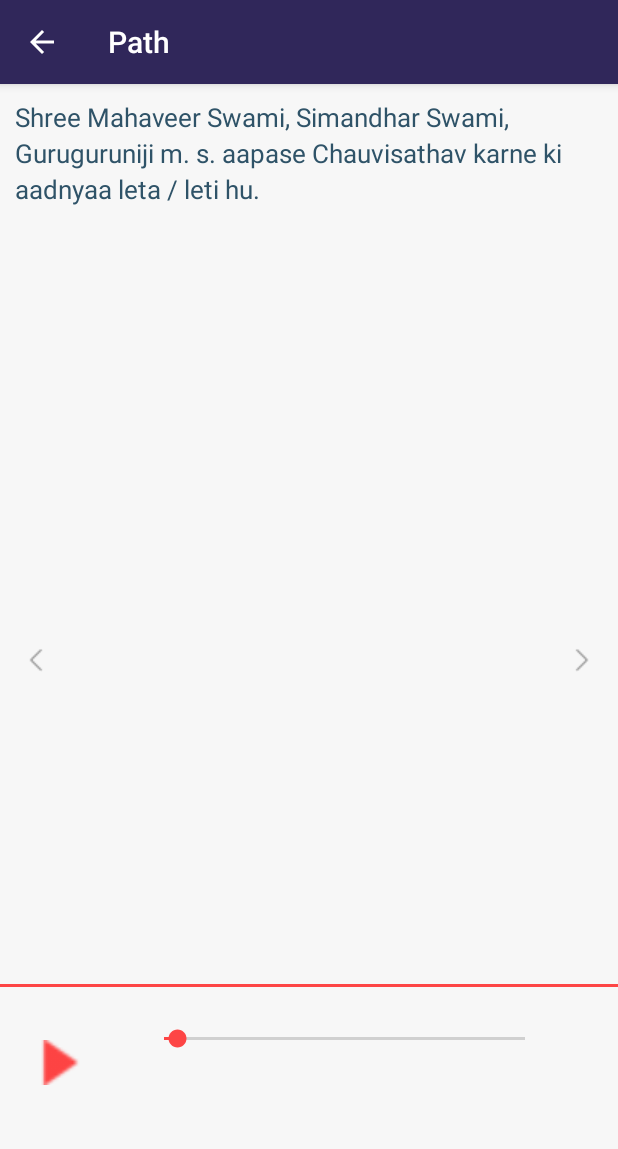
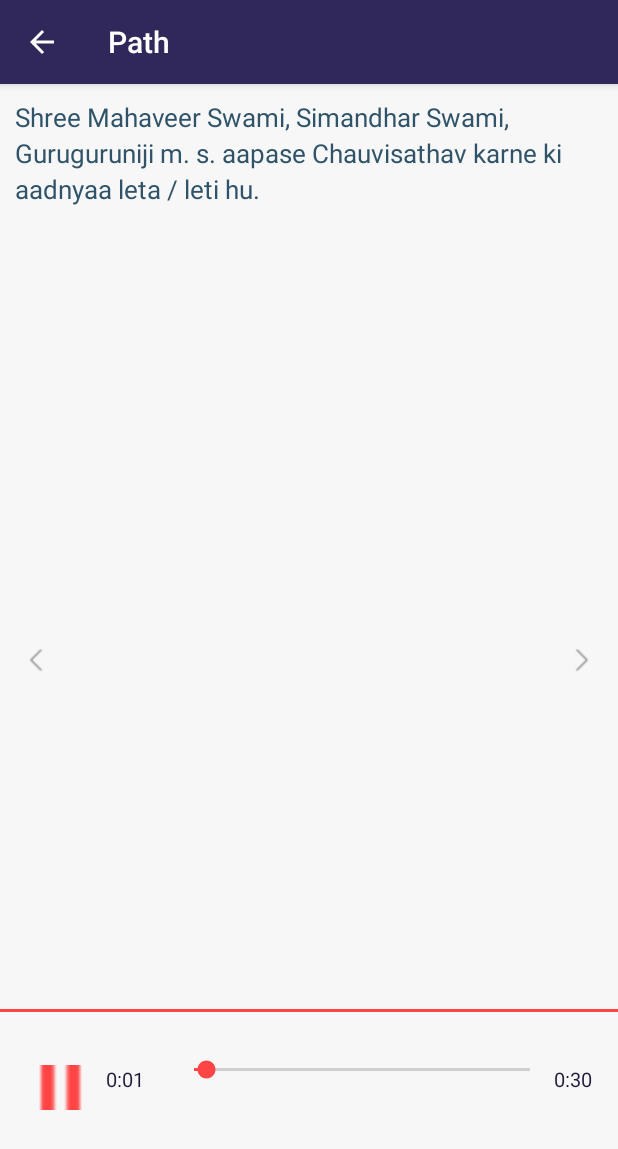
Before and after one commit to paras-sparsh/Pratikraman, an Android app: the DisplayPathActivity screen opened directly, with no data from a screen before it, after a tap on an icon or button, on a phone screen of 412 x 824 dp. Shown: the top 1149 px of the screen. Run offline under Robolectric (Android 15) with nearby library versions, the phone set to English and light mode, and no system bars; 1 statement that could not run was skipped.

Commit message:
completed with the music player timing issue and background buttons

```diff
--- a/Pratikraman_14/app/build.gradle
+++ b/Pratikraman_14/app/build.gradle
@@ -27,7 +27,6 @@ dependencies {
     compile 'com.android.support:appcompat-v7:25.1.0'
     compile 'com.android.support:design:25.1.0'
     testCompile 'junit:junit:4.12'
-
     compile 'com.bignerdranch.android:expandablerecyclerview:3.0.0-RC1'
-
+    compile 'com.android.support:cardview-v7:25.1.0'
 }
--- a/Pratikraman_14/app/src/main/java/com/example/home/pratikraman_14/HomePage/DisplayPath/CustomPagerAdapter.java
+++ b/Pratikraman_14/app/src/main/java/com/example/home/pratikraman_14/HomePage/DisplayPath/CustomPagerAdapter.java
@@ -28,7 +28,6 @@ class CustomPagerAdapter extends RecyclerView.Adapter<CustomPagerAdapter.MyViewH
     private static int selectedItem = -1;
     public static MediaPlayer mediaPlayer;
 
-
     public CustomPagerAdapter(Context context, ArrayList<Path> completeList ){
         mContext = context;
         mLayoutInflater = (LayoutInflater) mContext.getSystemService(Context.LAYOUT_INFLATER_SERVICE);
@@ -51,7 +50,6 @@ class CustomPagerAdapter extends RecyclerView.Adapter<CustomPagerAdapter.MyViewH
             tvCurrentTime = (TextView) view.findViewById(R.id.textViewCurrentTime);
             playPause = (Button)itemView.findViewById(R.id.play);
             seekbar = (SeekBar)itemView.findViewById(R.id.seekbar);
-
         }
 
         private void initializeStartElements(final int file) {
@@ -62,23 +60,12 @@ class CustomPagerAdapter extends RecyclerView.Adapter<CustomPagerAdapter.MyViewH
                         if (null != mediaPlayer) {
                             if (mediaPlayer.isPlaying()) {
                                 mediaPlayer.stop();
-                                mediaPlayer.reset();
-//                                if(playPause.getBackground
-//                                        ().equals(R.drawable.play_button)){
-//                                    playPause.setBackgroundResource(R.drawable.pause_button);
-//                                } else {
-//                                    playPause.setBackgroundResource(R.drawable.play_button);
-//                                }
+                                //mediaPlayer.reset();
                                 playPause.setBackgroundResource(R.drawable.play_button);
                             }
-                            else {
-//                                if(playPause.getBackground().equals(R.drawable.play_button)){
-//                                    playPause.setBackgroundResource(R.drawable.pause_button);
-//                                } else {
-//                                    playPause.setBackgroundResource(R.drawable.play_button);
-//                                }
-                                playPause.setBackgroundResource(R.drawable.pause_button);
-                            }
+//                            else {
+//                                playPause.setBackgroundResource(R.drawable.pause_button);
+//                            }
                         }
                         initializeMediaPlayer(file);
                     } catch (IllegalStateException e) {
@@ -88,7 +75,6 @@ class CustomPagerAdapter extends RecyclerView.Adapter<CustomPagerAdapter.MyViewH
                     }
                 }
             });
-
         }
 
         private void initializeMediaPlayer(int file) {
@@ -97,17 +83,17 @@ class CustomPagerAdapter extends RecyclerView.Adapter<CustomPagerAdapter.MyViewH
             songDuration = mediaPlayer.getDuration();
 
             seekbar.setMax(mediaPlayer.getDuration());
-            tvTotalTime.setText(songDuration);
+            tvCurrentTime.setText(getTimeString(mediaPlayer.getCurrentPosition()));
+            tvTotalTime.setText(getTimeString(mediaPlayer.getDuration()));
             seekbar.setProgress(mediaPlayer.getCurrentPosition());
             seekbar.setOnSeekBarChangeListener(new SeekBar.OnSeekBarChangeListener() {
                 @Override
                 public void onProgressChanged(SeekBar seekBar, int progress, boolean fromUser) {
                     if (fromUser) {
                         mediaPlayer.seekTo(progress);
-
+                        seekbar.setProgress(progress);
                     } else {
                         seekbar.setProgress(mediaPlayer.getCurrentPosition());
-
                     }
                 }
 
@@ -125,12 +111,13 @@ class CustomPagerAdapter extends RecyclerView.Adapter<CustomPagerAdapter.MyViewH
 
         private void StartSongInMediaPlayer() {
             mediaPlayer.start();
-            playPause.setBackgroundResource(R.drawable.play_button);
-//           tvCurrentTime.setText(mediaPlayer.getCurrentPosition());
-           // tvTotalTime.setText(mediaPlayer.getDuration());
+            playPause.setBackgroundResource(R.drawable.pause_button);
+
             finalTime = mediaPlayer.getDuration();
             startTime = mediaPlayer.getCurrentPosition();
             seekbar.setProgress((int) startTime);
+            tvCurrentTime.setText(getTimeString(mediaPlayer.getCurrentPosition()));
+            tvTotalTime.setText(getTimeString(mediaPlayer.getDuration()));
             handler.postDelayed(UpdateSongTime, 100);
         }
 
@@ -142,11 +129,8 @@ class CustomPagerAdapter extends RecyclerView.Adapter<CustomPagerAdapter.MyViewH
         };
 
         public void seekUpdation() {
-//        startTime = mediaPlayer.getCurrentPosition();
-//        seekbar.setProgress((int) startTime);
-//        myHandler.postDelayed(this, 100);
-            //tvCurrentTime.setText(mediaPlayer.getCurrentPosition());
             seekbar.setProgress(mediaPlayer.getCurrentPosition());
+            tvCurrentTime.setText(getTimeString(mediaPlayer.getCurrentPosition()));
             handler.postDelayed(UpdateSongTime, 1000);
         }
 
@@ -160,47 +144,22 @@ class CustomPagerAdapter extends RecyclerView.Adapter<CustomPagerAdapter.MyViewH
                         mediaPlayer.pause();
                         //mediaPlayer.reset();
                         playPause.setBackgroundResource(R.drawable.play_button);
-//                        if(playPause.getBackground().equals(R.drawable.play_button)){
-//                            playPause.setBackgroundResource(R.drawable.pause_button);
-//                        } else {
-//                            playPause.setBackgroundResource(R.drawable.play_button);
-//                        }
                     } else {
                         StartSongInMediaPlayer();
-                        //playPause.setBackgroundResource(R.drawable.play_button);
-//                        if(playPause.getBackground().equals(R.drawable.play_button)){
-//                            playPause.setBackgroundResource(R.drawable.pause_button);
-//                        } else {
-//                            playPause.setBackgroundResource(R.drawable.play_button);
-//                        }
                     }
                 }
             });
         }
 
-//        @Override
-//        protected  void onPause(){
-//
-//        }
-//        protected void onDestroy() {
-//            super.onPause();
-//            if (mediaPlayer != null) {
-//                mediaPlayer.pause();
-//                if (isFinishing()) {
-//                    mediaPlayer.stop();
-//                    mediaPlayer.release();
-//                }
-//            }
-//        }
     }
 
     @Override
     public MyViewHolder onCreateViewHolder(ViewGroup parent, int viewType) {
         View itemView = LayoutInflater.from(parent.getContext())
                 .inflate(R.layout.pager_item, parent, false);
-
         return new MyViewHolder(itemView);
     }
+
     public void setSelectedItem(int position)
     {
         selectedItem = position;
@@ -213,8 +172,6 @@ class CustomPagerAdapter extends RecyclerView.Adapter<CustomPagerAdapter.MyViewH
         holder.handler = new Handler();
         holder.registerOnClickListeners();
         holder.initializeStartElements(completeList.get(position).getMusicFile());
-//        holder.tvCurrentTime.setText(holder.mediaPlayer.getCurrentPosition());
-        //holder.tvTotalTime.setText(mediaPlayer.getDuration());
     }
 
     @Override
@@ -225,9 +182,18 @@ class CustomPagerAdapter extends RecyclerView.Adapter<CustomPagerAdapter.MyViewH
     public int getItemViewType(int position) {
         return position;
     }
+    private String getTimeString(long millis) {
+        StringBuffer buf = new StringBuffer();
 
-//    @Override
-//    protected  void onPause(){
-//
-//    }
+        int hours = (int) (millis / (1000 * 60 * 60));
+        int minutes = (int) ((millis % (1000 * 60 * 60)) / (1000 * 60));
+        int seconds = (int) (((millis % (1000 * 60 * 60)) % (1000 * 60)) / 1000);
+
+        buf
+                .append(String.format("%d", minutes))
+                .append(":")
+                .append(String.format("%02d", seconds));
+
+        return buf.toString();
+    }
 }
--- a/Pratikraman_14/app/src/main/res/drawable/layer_list.xml
+++ b/Pratikraman_14/app/src/main/res/drawable/layer_list.xml
@@ -7,7 +7,7 @@
     <item>
         <bitmap
             android:gravity="center"
-            android:src="@drawable/final_splash"/>
+            android:src="@drawable/rectangle_navigation_header"/>
     </item>
 
 </layer-list>
--- a/Pratikraman_14/app/src/main/res/layout/nav_header_home_page.xml
+++ b/Pratikraman_14/app/src/main/res/layout/nav_header_home_page.xml
@@ -3,7 +3,7 @@
     xmlns:app="http://schemas.android.com/apk/res-auto"
     android:layout_width="match_parent"
     android:layout_height="180dp"
-    android:background="@drawable/rectangle_navigation_header"
+    android:background="@drawable/final_splash"
     android:gravity="bottom"
     android:orientation="horizontal"
     android:paddingBottom="@dimen/activity_vertical_margin"
--- a/Pratikraman_14/app/src/main/res/layout/pager_item.xml
+++ b/Pratikraman_14/app/src/main/res/layout/pager_item.xml
@@ -36,7 +36,7 @@ tools:showIn="@layout/activity_display_path">
         android:layout_height="0dp"
         android:orientation="horizontal"
         android:layout_marginTop="25dp"
-        android:layout_weight="0.7">
+        android:layout_weight="0.6">
 
         <Button
             android:layout_width="30dp"
@@ -51,21 +51,24 @@ tools:showIn="@layout/activity_display_path">
             android:layout_width="0dp"
             android:layout_height="wrap_content"
             android:layout_gravity="right"
-            android:layout_weight="0.25"
+            android:layout_weight="0.5"
             android:layout_marginTop="25dp"
-            android:textSize="15sp"
+            android:paddingTop="10dp"
+            android:textSize="13sp"
             android:textColor="@color/colorPrimaryDark"
             android:id="@+id/textViewCurrentTime"/>
         <SeekBar
             android:layout_width="0dp"
             android:layout_height="wrap_content"
             android:layout_weight="3"
+            android:paddingTop="4dp"
             android:id="@+id/seekbar"
             />
         <TextView
             android:layout_width="0dp"
             android:layout_height="match_parent"
-            android:textSize="15sp"
+            android:textSize="13sp"
+            android:paddingTop="10dp"
             android:layout_marginTop="25dp"
             android:layout_gravity="left"
             android:textColor="@color/colorPrimaryDark"
```
Also changed, not shown: Pratikraman_14/app/src/main/java/com/example/home/pratikraman_14/HomePage/DisplayPath/DisplayPathActivity.java (+10 -0 lines).
